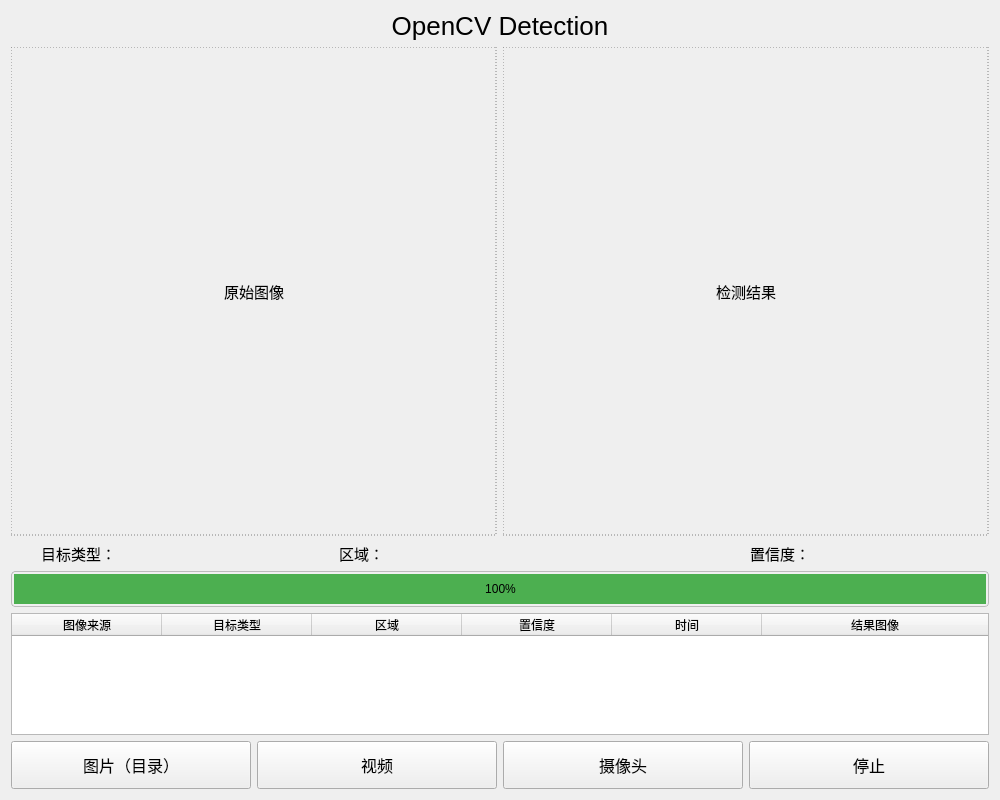
ggggjlgl/LearnCPP-OpenCV, file LearnCPPOpenCV.ui: the form before one commit.
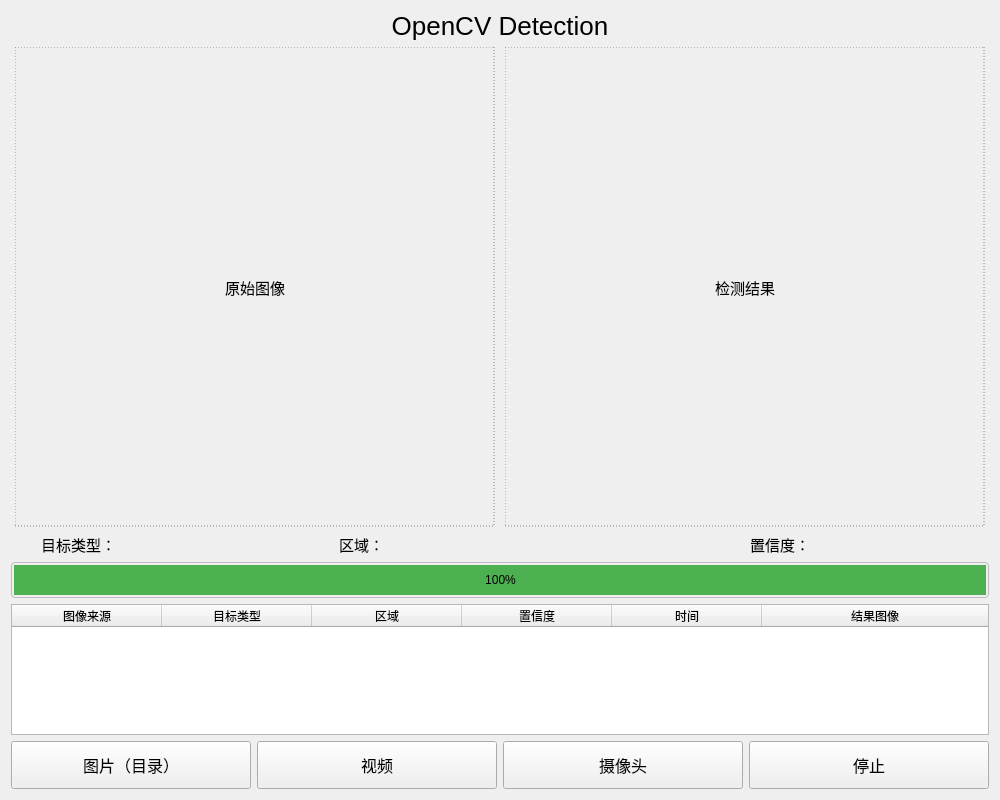
The form after the commit.

Patch:
```diff
--- a/LearnCPPOpenCV.ui
+++ b/LearnCPPOpenCV.ui
@@ -66,6 +66,18 @@
        <layout class="QHBoxLayout" name="horizontalLayout_6">
         <item>
          <widget class="QLabel" name="lbOrigin">
+          <property name="minimumSize">
+           <size>
+            <width>480</width>
+            <height>480</height>
+           </size>
+          </property>
+          <property name="maximumSize">
+           <size>
+            <width>480</width>
+            <height>480</height>
+           </size>
+          </property>
           <property name="text">
            <string>原始图像</string>
           </property>
@@ -76,6 +88,18 @@
         </item>
         <item>
          <widget class="QLabel" name="lbRes">
+          <property name="minimumSize">
+           <size>
+            <width>480</width>
+            <height>480</height>
+           </size>
+          </property>
+          <property name="maximumSize">
+           <size>
+            <width>480</width>
+            <height>480</height>
+           </size>
+          </property>
           <property name="text">
            <string>检测结果</string>
           </property>
```
